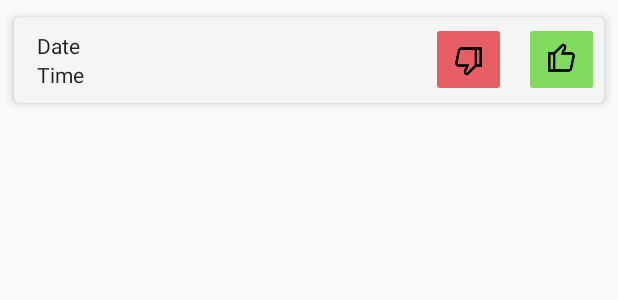
After one commit to XabinCoffee/KuadrilApp, an Android app: the layout datetime_row.xml on its own in the app's theme, with its tools: preview values and no code run, on a phone screen of 412 x 824 dp. The commit adds this screen. Shown: the top 300 px of the screen. Run offline under Robolectric (Android 15) with nearby library versions, the phone set to English and light mode, and no system bars.

Commit message:
Add datevote done, TODO: Refresh the Event from ReadEvAct., add likes/dislikes

```diff
--- a/app/src/main/java/com/kapp/rxabin/kuadrilapp/EventsFragment.java
+++ b/app/src/main/java/com/kapp/rxabin/kuadrilapp/EventsFragment.java
@@ -121,7 +121,6 @@ public class EventsFragment extends Fragment implements EventAdapter.OnEventLong
         Log.d("OnTouch","Event Selected");
         Intent i = new Intent(getContext(),ReadEventActivity.class);
         i.putExtra("event", eventData);
-        i.putExtra("map", eventData.getUserRole());
         startActivity(i);
     }
 }
--- a/app/src/main/java/com/kapp/rxabin/kuadrilapp/adapter/UserAdapter.java
+++ b/app/src/main/java/com/kapp/rxabin/kuadrilapp/adapter/UserAdapter.java
@@ -82,7 +82,7 @@ public class UserAdapter extends RecyclerView.Adapter<RecyclerView.ViewHolder> {
 
         public UserViewHolder(View v){
             super(v);
-            username = (TextView) v.findViewById(R.id.tvUsername);
+            username = (TextView) v.findViewById(R.id.tvDate);
             remove = (TextView) v.findViewById(R.id.tvRemove);
         }
 
--- a/app/src/main/java/com/kapp/rxabin/kuadrilapp/adapter/UserDialogAdapter.java
+++ b/app/src/main/java/com/kapp/rxabin/kuadrilapp/adapter/UserDialogAdapter.java
@@ -77,7 +77,7 @@ public class UserDialogAdapter extends RecyclerView.Adapter<RecyclerView.ViewHol
 
         public UsernameViewHolder(View v){
             super(v);
-            name = (TextView) v.findViewById(R.id.tvUsername);
+            name = (TextView) v.findViewById(R.id.tvDate);
 
         }
 
--- a/app/src/main/java/com/kapp/rxabin/kuadrilapp/adapter/UserInEventAdapter.java
+++ b/app/src/main/java/com/kapp/rxabin/kuadrilapp/adapter/UserInEventAdapter.java
@@ -2,7 +2,6 @@ package com.kapp.rxabin.kuadrilapp.adapter;
 
 import android.content.Context;
 import android.support.v7.widget.RecyclerView;
-import android.util.Log;
 import android.view.LayoutInflater;
 import android.view.View;
 import android.view.ViewGroup;
@@ -128,7 +127,7 @@ public class UserInEventAdapter extends RecyclerView.Adapter<RecyclerView.ViewHo
 
         public UserInEventViewHolder(View v){
             super(v);
-            username = (TextView) v.findViewById(R.id.tvUsername);
+            username = (TextView) v.findViewById(R.id.tvDate);
             role = (TextView) v.findViewById(R.id.tvRole);
             addDate = (Button) v.findViewById(R.id.btnChoseDatetime);
             editRole = (Button) v.findViewById(R.id.btnSetRole);
--- /dev/null
+++ b/app/src/main/res/layout/datetime_row.xml
@@ -0,0 +1,69 @@
+<?xml version="1.0" encoding="utf-8"?>
+<RelativeLayout xmlns:android="http://schemas.android.com/apk/res/android"
+    xmlns:app="http://schemas.android.com/apk/res-auto"
+    xmlns:tools="http://schemas.android.com/tools"
+    android:layout_width="match_parent"
+    android:layout_height="wrap_content"
+    android:layout_margin="4dp">
+
+    <android.support.v7.widget.CardView
+        android:layout_width="match_parent"
+        android:layout_height="wrap_content"
+        app:cardBackgroundColor="@color/grey_300"
+        app:cardCornerRadius="4dp"
+        app:cardElevation="4dp"
+        app:cardUseCompatPadding="true"
+        app:contentPadding="3dp">
+
+        <RelativeLayout
+            android:layout_width="match_parent"
+            android:layout_height="match_parent">
+
+            <TextView
+                android:id="@+id/tvDate"
+                android:layout_width="match_parent"
+                android:layout_height="wrap_content"
+                android:layout_toStartOf="@+id/btnDislike"
+                android:paddingLeft="12dp"
+                android:paddingTop="6dp"
+                android:text="Date"
+                android:textAppearance="@style/TextAppearance.AppCompat.Body1" />
+
+            <TextView
+                android:id="@+id/tvTime"
+                android:layout_width="match_parent"
+                android:layout_height="wrap_content"
+                android:layout_alignEnd="@+id/tvDate"
+                android:layout_below="@id/tvDate"
+                android:paddingBottom="6dp"
+                android:paddingLeft="12dp"
+                android:text="Time"
+                android:textAppearance="@style/TextAppearance.AppCompat.Body1" />
+
+            <ImageButton
+                android:id="@+id/btnDislike"
+                android:layout_width="50dp"
+                android:layout_height="50dp"
+                android:layout_marginEnd="12dp"
+                android:layout_toStartOf="@+id/btnLike"
+                android:adjustViewBounds="true"
+                android:backgroundTint="@color/colorAccent"
+                android:scaleType="fitCenter"
+                app:srcCompat="@drawable/ico_thumbsdown" />
+
+            <ImageButton
+                android:id="@+id/btnLike"
+                android:layout_width="50dp"
+                android:layout_height="50dp"
+                android:layout_alignParentEnd="true"
+                android:layout_alignParentTop="true"
+                android:adjustViewBounds="true"
+                android:backgroundTint="@color/colorPrimary"
+                android:scaleType="fitCenter"
+                app:srcCompat="@drawable/ico_thumbsup" />
+
+        </RelativeLayout>
+
+    </android.support.v7.widget.CardView>
+
+</RelativeLayout>
--- a/app/src/main/res/layout/user_edit_row.xml
+++ b/app/src/main/res/layout/user_edit_row.xml
@@ -21,7 +21,7 @@
             android:padding="12dp">
 
             <TextView
-                android:id="@+id/tvUsername"
+                android:id="@+id/tvDate"
                 android:layout_width="wrap_content"
                 android:layout_height="wrap_content"
                 android:layout_weight="7"
--- a/app/src/main/res/layout/user_pick_row.xml
+++ b/app/src/main/res/layout/user_pick_row.xml
@@ -15,7 +15,7 @@
         app:contentPadding="3dp">
 
         <TextView
-            android:id="@+id/tvUsername"
+            android:id="@+id/tvDate"
             android:layout_width="wrap_content"
             android:layout_height="wrap_content"
             android:padding="12dp"
--- a/app/src/main/res/values/colors.xml
+++ b/app/src/main/res/values/colors.xml
@@ -2,7 +2,7 @@
 <resources>
     <color name="colorPrimary">#80da5d</color>
     <color name="colorPrimaryDark">#2ec708</color>
-    <color name="colorAccent">#0d75b1</color>
+    <color name="colorAccent">#e65d64</color>
 
     <color name="grey_100">#fcfcfc</color>
     <color name="grey_300">#f5f5f5</color>
```
Also changed, not shown: app/src/main/java/com/kapp/rxabin/kuadrilapp/ReadEventActivity.java (+53 -18 lines), app/src/main/java/com/kapp/rxabin/kuadrilapp/adapter/DateVoteAdapter.java (added, +87 -0 lines), app/src/main/java/com/kapp/rxabin/kuadrilapp/database/DbManager.java (+29 -2 lines), app/src/main/java/com/kapp/rxabin/kuadrilapp/obj/DateVote.java (+29 -0 lines), app/src/main/res/layout/activity_read_event.xml (+17 -3 lines), app/src/main/res/layout/user_role_row.xml (+7 -6 lines), app/src/main/res/drawable/ico_thumbsdown.png (added), app/src/main/res/drawable/ico_thumbsup.png (added), 602 other files.
